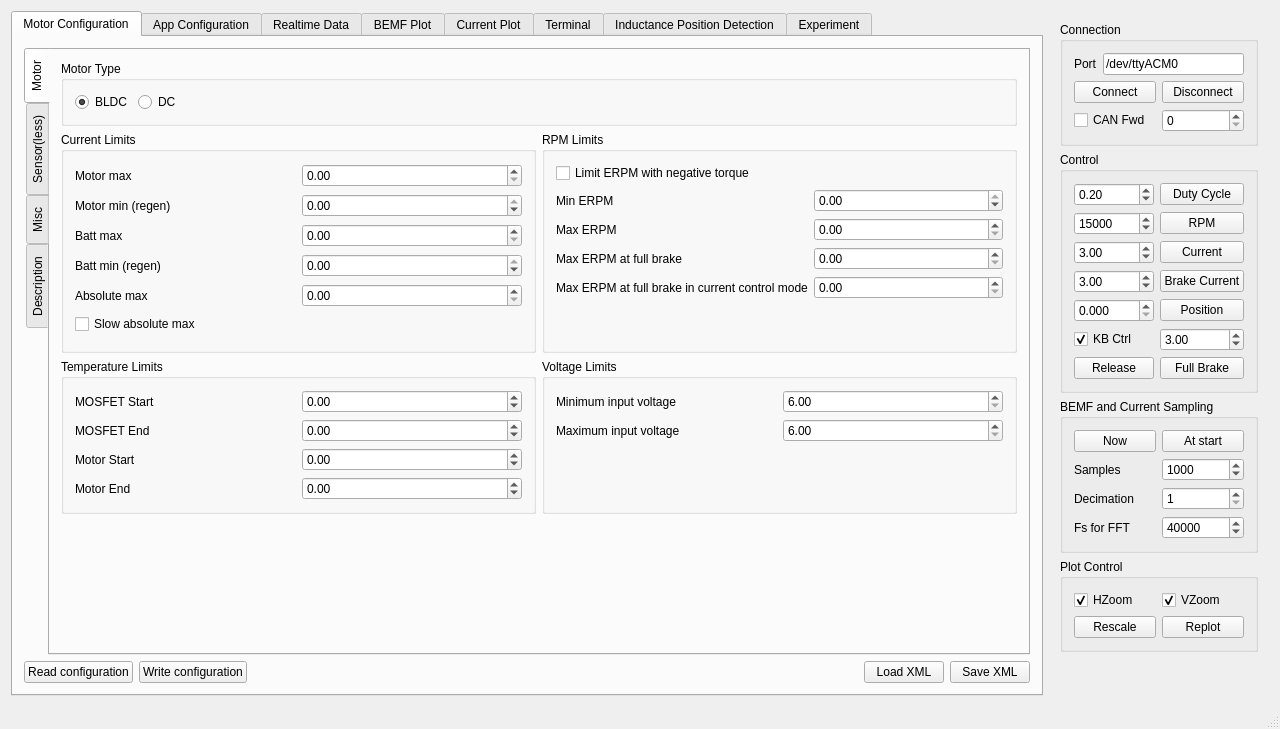
The window that mainwindow.ui (vedderb/bldc-tool) describes before a commit, drawn with Qt 5.
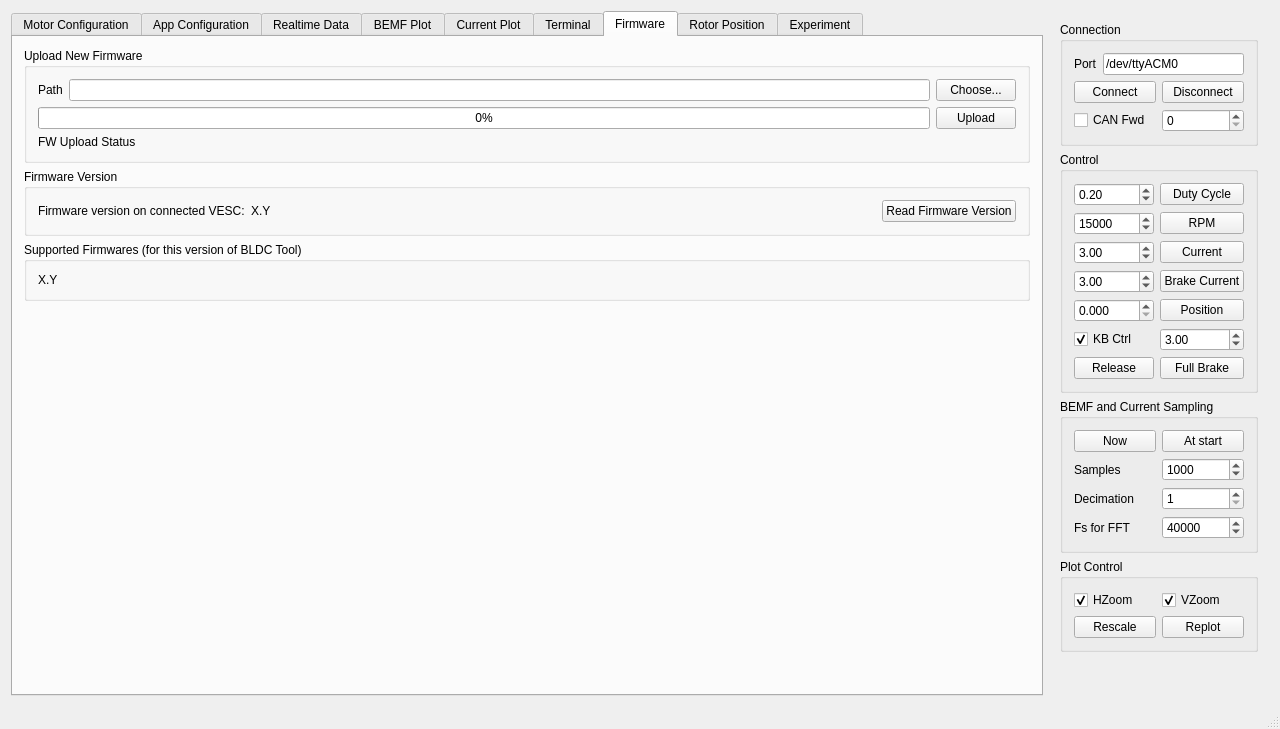
The same window after the commit. The open tabs and pages were chosen to show the change. Custom widgets are drawn as their Qt base class.

```diff
--- a/mainwindow.ui
+++ b/mainwindow.ui
@@ -3294,9 +3294,138 @@
           </item>
          </layout>
         </widget>
+        <widget class="QWidget" name="tab_23">
+         <attribute name="title">
+          <string>Firmware</string>
+         </attribute>
+         <layout class="QVBoxLayout" name="verticalLayout_18">
+          <item>
+           <widget class="QGroupBox" name="groupBox_23">
+            <property name="title">
+             <string>Upload New Firmware</string>
+            </property>
+            <layout class="QGridLayout" name="gridLayout_34">
+             <item row="0" column="0">
+              <widget class="QLabel" name="label_81">
+               <property name="text">
+                <string>Path</string>
+               </property>
+              </widget>
+             </item>
+             <item row="0" column="2">
+              <widget class="QPushButton" name="firmwareChooseButton">
+               <property name="text">
+                <string>Choose...</string>
+               </property>
+              </widget>
+             </item>
+             <item row="1" column="2">
+              <widget class="QPushButton" name="firmwareUploadButton">
+               <property name="text">
+                <string>Upload</string>
+               </property>
+              </widget>
+             </item>
+             <item row="2" column="0" colspan="2">
+              <widget class="QLabel" name="firmwareUploadStatusLabel">
+               <property name="text">
+                <string>FW Upload Status</string>
+               </property>
+              </widget>
+             </item>
+             <item row="1" column="0" colspan="2">
+              <widget class="QProgressBar" name="firmwareBar">
+               <property name="maximum">
+                <number>1000</number>
+               </property>
+               <property name="value">
+                <number>0</number>
+               </property>
+              </widget>
+             </item>
+             <item row="0" column="1">
+              <widget class="QLineEdit" name="firmwareEdit"/>
+             </item>
+            </layout>
+           </widget>
+          </item>
+          <item>
+           <widget class="QGroupBox" name="groupBox_26">
+            <property name="title">
+             <string>Firmware Version</string>
+            </property>
+            <layout class="QHBoxLayout" name="horizontalLayout_9">
+             <item>
+              <widget class="QLabel" name="label_82">
+               <property name="text">
+                <string>Firmware version on connected VESC:</string>
+               </property>
+              </widget>
+             </item>
+             <item>
+              <widget class="QLabel" name="firmwareVersionLabel">
+               <property name="text">
+                <string>X.Y</string>
+               </property>
+              </widget>
+             </item>
+             <item>
+              <spacer name="horizontalSpacer_19">
+               <property name="orientation">
+                <enum>Qt::Horizontal</enum>
+               </property>
+               <property name="sizeHint" stdset="0">
+                <size>
+                 <width>40</width>
+                 <height>20</height>
+                </size>
+               </property>
+              </spacer>
+             </item>
+             <item>
+              <widget class="QPushButton" name="firmwareVersionReadButton">
+               <property name="text">
+                <string>Read Firmware Version</string>
+               </property>
+              </widget>
+             </item>
+            </layout>
+           </widget>
+          </item>
+          <item>
+           <widget class="QGroupBox" name="groupBox_32">
+            <property name="title">
+             <string>Supported Firmwares (for this version of BLDC Tool)</string>
+            </property>
+            <layout class="QHBoxLayout" name="horizontalLayout_42">
+             <item>
+              <widget class="QLabel" name="firmwareSupportedLabel">
+               <property name="text">
+                <string>X.Y</string>
+               </property>
+              </widget>
+             </item>
+            </layout>
+           </widget>
+          </item>
+          <item>
+           <spacer name="verticalSpacer_15">
+            <property name="orientation">
+             <enum>Qt::Vertical</enum>
+            </property>
+            <property name="sizeHint" stdset="0">
+             <size>
+              <width>20</width>
+              <height>508</height>
+             </size>
+            </property>
+           </spacer>
+          </item>
+         </layout>
+        </widget>
         <widget class="QWidget" name="tab_3">
          <attribute name="title">
-          <string>Inductance Position Detection</string>
+          <string>Rotor Position</string>
          </attribute>
          <layout class="QVBoxLayout" name="verticalLayout_5">
           <item>
```
